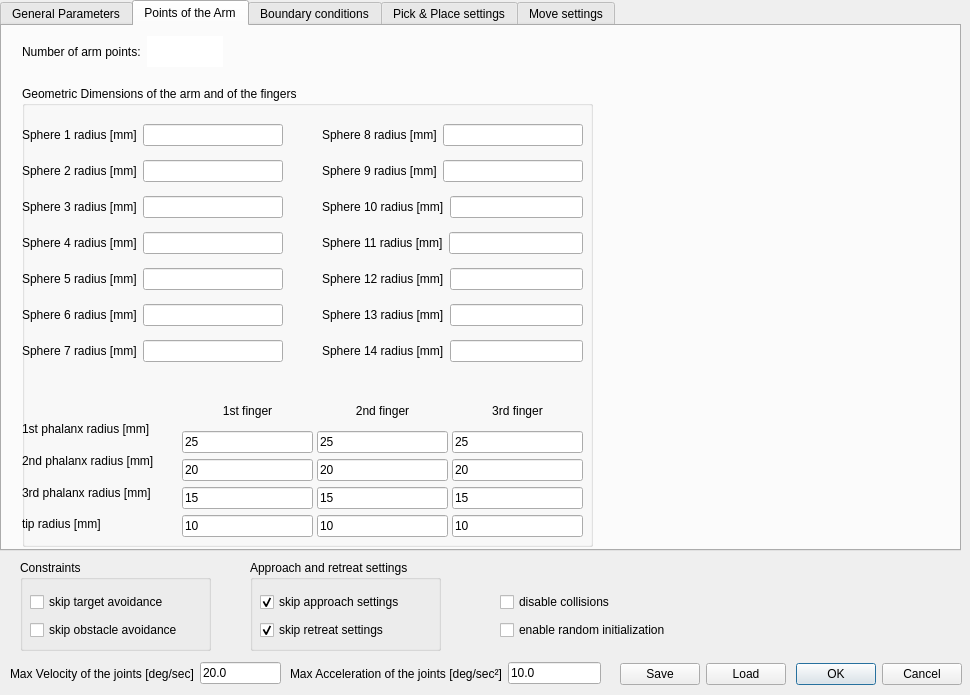
Before: the Qt Designer form ui/toldialoghump.ui in JoaoQPereira/motion_manager, drawn with Qt 5.
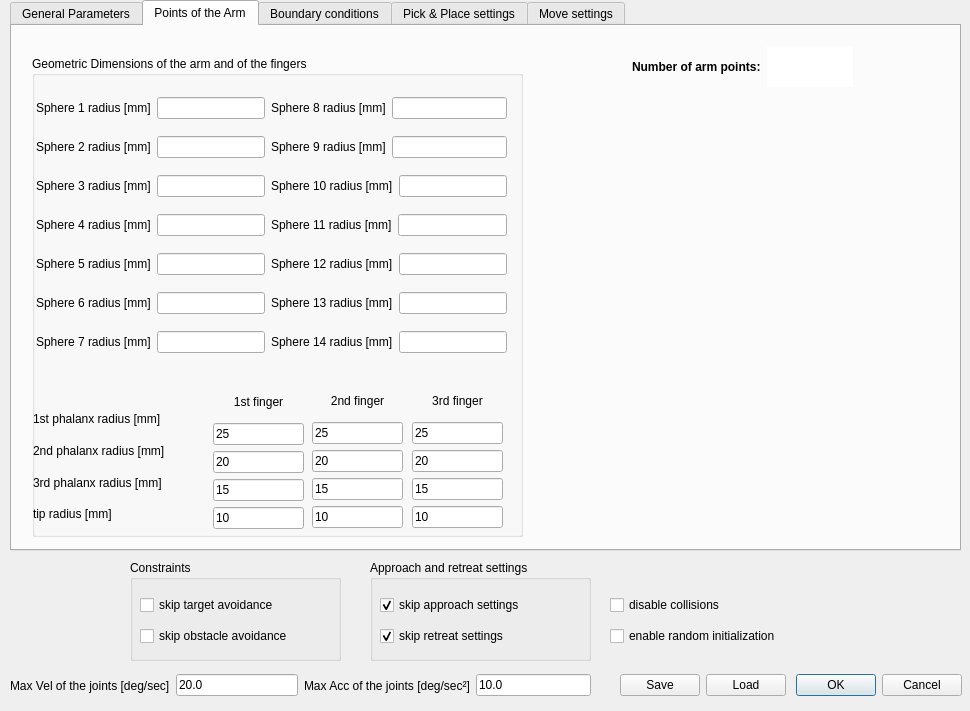
After: the same form once the commit is applied. The open tabs and pages were chosen to show the change.

Commit message: Bug fixed in Append button and joints values display

```diff
--- a/ui/toldialoghump.ui
+++ b/ui/toldialoghump.ui
@@ -7,45 +7,19 @@
     <x>0</x>
     <y>0</y>
     <width>970</width>
-    <height>695</height>
+    <height>711</height>
    </rect>
   </property>
   <property name="windowTitle">
    <string>Human-like Upper-limbs Motion Planner parameters</string>
   </property>
-  <widget class="QWidget" name="layoutWidget_max_vel">
-   <property name="geometry">
-    <rect>
-     <x>10</x>
-     <y>660</y>
-     <width>271</width>
-     <height>27</height>
-    </rect>
-   </property>
-   <layout class="QHBoxLayout" name="horizontalLayout_13">
-    <item>
-     <widget class="QLabel" name="label_41">
-      <property name="text">
-       <string>Max Velocity of the joints [deg/sec]</string>
-      </property>
-     </widget>
-    </item>
-    <item>
-     <widget class="QLineEdit" name="lineEdit_w_max">
-      <property name="text">
-       <string>20.0</string>
-      </property>
-     </widget>
-    </item>
-   </layout>
-  </widget>
   <widget class="QGroupBox" name="groupBox_constraints">
    <property name="geometry">
     <rect>
-     <x>20</x>
+     <x>130</x>
      <y>560</y>
-     <width>191</width>
-     <height>91</height>
+     <width>211</width>
+     <height>101</height>
     </rect>
    </property>
    <property name="title">
@@ -56,8 +30,8 @@
      <rect>
       <x>10</x>
       <y>30</y>
-      <width>171</width>
-      <height>52</height>
+      <width>187</width>
+      <height>61</height>
      </rect>
     </property>
     <layout class="QVBoxLayout" name="verticalLayout_16">
@@ -81,9 +55,9 @@
   <widget class="QTabWidget" name="tabWidget">
    <property name="geometry">
     <rect>
-     <x>0</x>
+     <x>10</x>
      <y>0</y>
-     <width>961</width>
+     <width>951</width>
      <height>551</height>
     </rect>
    </property>
@@ -887,134 +861,24 @@
      <property name="geometry">
       <rect>
        <x>20</x>
-       <y>60</y>
-       <width>571</width>
-       <height>461</height>
+       <y>30</y>
+       <width>491</width>
+       <height>481</height>
       </rect>
      </property>
      <property name="title">
       <string>Geometric Dimensions of the arm and of the fingers</string>
      </property>
-     <widget class="QWidget" name="layoutWidget_6">
+     <widget class="QWidget" name="">
       <property name="geometry">
        <rect>
-        <x>300</x>
-        <y>30</y>
-        <width>261</width>
-        <height>261</height>
+        <x>181</x>
+        <y>330</y>
+        <width>91</width>
+        <height>143</height>
        </rect>
       </property>
-      <layout class="QVBoxLayout" name="verticalLayout_43">
-       <item>
-        <layout class="QHBoxLayout" name="horizontalLayout_69">
-         <item>
-          <widget class="QLabel" name="label_108">
-           <property name="text">
-            <string>Sphere 8 radius [mm]</string>
-           </property>
-          </widget>
-         </item>
-         <item>
-          <widget class="QLineEdit" name="lineEdit_sphere8_r"/>
-         </item>
-        </layout>
-       </item>
-       <item>
-        <layout class="QHBoxLayout" name="horizontalLayout_70">
-         <item>
-          <widget class="QLabel" name="label_109">
-           <property name="text">
-            <string>Sphere 9 radius [mm]</string>
-           </property>
-          </widget>
-         </item>
-         <item>
-          <widget class="QLineEdit" name="lineEdit_sphere9_r"/>
-         </item>
-        </layout>
-       </item>
-       <item>
-        <layout class="QHBoxLayout" name="horizontalLayout_71">
-         <item>
-          <widget class="QLabel" name="label_110">
-           <property name="text">
-            <string>Sphere 10 radius [mm]</string>
-           </property>
-          </widget>
-         </item>
-         <item>
-          <widget class="QLineEdit" name="lineEdit_sphere10_r"/>
-         </item>
-        </layout>
-       </item>
-       <item>
-        <layout class="QHBoxLayout" name="horizontalLayout_72">
-         <item>
-          <widget class="QLabel" name="label_111">
-           <property name="text">
-            <string>Sphere 11 radius [mm]</string>
-           </property>
-          </widget>
-         </item>
-         <item>
-          <widget class="QLineEdit" name="lineEdit_sphere11_r"/>
-         </item>
-        </layout>
-       </item>
-       <item>
-        <layout class="QHBoxLayout" name="horizontalLayout_73">
-         <item>
-          <widget class="QLabel" name="label_112">
-           <property name="text">
-            <string>Sphere 12 radius [mm]</string>
-           </property>
-          </widget>
-         </item>
-         <item>
-          <widget class="QLineEdit" name="lineEdit_sphere12_r"/>
-         </item>
-        </layout>
-       </item>
-       <item>
-        <layout class="QHBoxLayout" name="horizontalLayout_74">
-         <item>
-          <widget class="QLabel" name="label_113">
-           <property name="text">
-            <string>Sphere 13 radius [mm]</string>
-           </property>
-          </widget>
-         </item>
-         <item>
-          <widget class="QLineEdit" name="lineEdit_sphere13_r"/>
-         </item>
-        </layout>
-       </item>
-       <item>
-        <layout class="QHBoxLayout" name="horizontalLayout_75">
-         <item>
-          <widget class="QLabel" name="label_114">
-           <property name="text">
-            <string>Sphere 14 radius [mm]</string>
-           </property>
-          </widget>
-         </item>
-         <item>
-          <widget class="QLineEdit" name="lineEdit_sphere14_r"/>
-         </item>
-        </layout>
-       </item>
-      </layout>
-     </widget>
-     <widget class="QWidget" name="layoutWidget_hand_9">
-      <property name="geometry">
-       <rect>
-        <x>160</x>
-        <y>310</y>
-        <width>131</width>
-        <height>141</height>
-       </rect>
-      </property>
-      <layout class="QVBoxLayout" name="verticalLayout_47">
+      <layout class="QVBoxLayout" name="verticalLayout">
        <item>
         <widget class="QLabel" name="label_121">
          <property name="text">
@@ -1055,66 +919,16 @@
        </item>
       </layout>
      </widget>
-     <widget class="QWidget" name="layoutWidget_hand_7">
+     <widget class="QWidget" name="">
       <property name="geometry">
        <rect>
-        <x>430</x>
-        <y>310</y>
-        <width>131</width>
-        <height>141</height>
+        <x>280</x>
+        <y>329</y>
+        <width>91</width>
+        <height>143</height>
        </rect>
       </property>
-      <layout class="QVBoxLayout" name="verticalLayout_44">
-       <item>
-        <widget class="QLabel" name="label_115">
-         <property name="text">
-          <string>3rd finger</string>
-         </property>
-         <property name="alignment">
-          <set>Qt::AlignCenter</set>
-         </property>
-        </widget>
-       </item>
-       <item>
-        <widget class="QLineEdit" name="lineEdit_hand_1_3">
-         <property name="text">
-          <string>25</string>
-         </property>
-        </widget>
-       </item>
-       <item>
-        <widget class="QLineEdit" name="lineEdit_hand_2_3">
-         <property name="text">
-          <string>20</string>
-         </property>
-        </widget>
-       </item>
-       <item>
-        <widget class="QLineEdit" name="lineEdit_hand_3_3">
-         <property name="text">
-          <string>15</string>
-         </property>
-        </widget>
-       </item>
-       <item>
-        <widget class="QLineEdit" name="lineEdit_hand_tip_3">
-         <property name="text">
-          <string>10</string>
-         </property>
-        </widget>
-       </item>
-      </layout>
-     </widget>
-     <widget class="QWidget" name="layoutWidget_hand_8">
-      <property name="geometry">
-       <rect>
-        <x>295</x>
-        <y>310</y>
-        <width>131</width>
-        <height>141</height>
-       </rect>
-      </property>
-      <layout class="QVBoxLayout" name="verticalLayout_46">
+      <layout class="QVBoxLayout" name="verticalLayout_2">
        <item>
         <widget class="QLabel" name="label_120">
          <property name="text">
@@ -1155,16 +969,66 @@
        </item>
       </layout>
      </widget>
-     <widget class="QWidget" name="layoutWidget_hand_radius_3">
+     <widget class="QWidget" name="">
       <property name="geometry">
        <rect>
-        <x>0</x>
-        <y>330</y>
-        <width>154</width>
+        <x>380</x>
+        <y>329</y>
+        <width>91</width>
+        <height>143</height>
+       </rect>
+      </property>
+      <layout class="QVBoxLayout" name="verticalLayout_3">
+       <item>
+        <widget class="QLabel" name="label_115">
+         <property name="text">
+          <string>3rd finger</string>
+         </property>
+         <property name="alignment">
+          <set>Qt::AlignCenter</set>
+         </property>
+        </widget>
+       </item>
+       <item>
+        <widget class="QLineEdit" name="lineEdit_hand_1_3">
+         <property name="text">
+          <string>25</string>
+         </property>
+        </widget>
+       </item>
+       <item>
+        <widget class="QLineEdit" name="lineEdit_hand_2_3">
+         <property name="text">
+          <string>20</string>
+         </property>
+        </widget>
+       </item>
+       <item>
+        <widget class="QLineEdit" name="lineEdit_hand_3_3">
+         <property name="text">
+          <string>15</string>
+         </property>
+        </widget>
+       </item>
+       <item>
+        <widget class="QLineEdit" name="lineEdit_hand_tip_3">
+         <property name="text">
+          <string>10</string>
+         </property>
+        </widget>
+       </item>
+      </layout>
+     </widget>
+     <widget class="QWidget" name="">
+      <property name="geometry">
+       <rect>
+        <x>1</x>
+        <y>350</y>
+        <width>169</width>
         <height>121</height>
        </rect>
       </property>
-      <layout class="QVBoxLayout" name="verticalLayout_45">
+      <layout class="QVBoxLayout" name="verticalLayout_4">
        <item>
         <widget class="QLabel" name="label_116">
          <property name="text">
@@ -1195,111 +1059,217 @@
        </item>
       </layout>
      </widget>
-     <widget class="QWidget" name="layoutWidget">
+     <widget class="QWidget" name="">
       <property name="geometry">
        <rect>
-        <x>0</x>
+        <x>4</x>
         <y>30</y>
-        <width>261</width>
-        <height>261</height>
+        <width>471</width>
+        <height>281</height>
        </rect>
       </property>
-      <layout class="QVBoxLayout" name="verticalLayout_42">
+      <layout class="QHBoxLayout" name="horizontalLayout_39">
        <item>
-        <layout class="QHBoxLayout" name="horizontalLayout_38">
+        <layout class="QVBoxLayout" name="verticalLayout_29">
          <item>
-          <widget class="QLabel" name="label_95">
-           <property name="text">
-            <string>Sphere 1 radius [mm]</string>
-           </property>
-          </widget>
+          <layout class="QHBoxLayout" name="horizontalLayout_13">
+           <item>
+            <widget class="QLabel" name="label_95">
+             <property name="text">
+              <string>Sphere 1 radius [mm]</string>
+             </property>
+            </widget>
+           </item>
+           <item>
+            <widget class="QLineEdit" name="lineEdit_sphere1_r"/>
+           </item>
+          </layout>
          </item>
          <item>
-          <widget class="QLineEdit" name="lineEdit_sphere1_r"/>
+          <layout class="QHBoxLayout" name="horizontalLayout_22">
+           <item>
+            <widget class="QLabel" name="label_96">
+             <property name="text">
+              <string>Sphere 2 radius [mm]</string>
+             </property>
+            </widget>
+           </item>
+           <item>
+            <widget class="QLineEdit" name="lineEdit_sphere2_r"/>
+           </item>
+          </layout>
          </item>
-        </layout>
-       </item>
-       <item>
-        <layout class="QHBoxLayout" name="horizontalLayout_39">
          <item>
-          <widget class="QLabel" name="label_96">
-           <property name="text">
-            <string>Sphere 2 radius [mm]</string>
-           </property>
-          </widget>
+          <layout class="QHBoxLayout" name="horizontalLayout_23">
+           <item>
+            <widget class="QLabel" name="label_103">
+             <property name="text">
+              <string>Sphere 3 radius [mm]</string>
+             </property>
+            </widget>
+           </item>
+           <item>
+            <widget class="QLineEdit" name="lineEdit_sphere3_r"/>
+           </item>
+          </layout>
          </item>
          <item>
-          <widget class="QLineEdit" name="lineEdit_sphere2_r"/>
+          <layout class="QHBoxLayout" name="horizontalLayout_24">
+           <item>
+            <widget class="QLabel" name="label_104">
+             <property name="text">
+              <string>Sphere 4 radius [mm]</string>
+             </property>
+            </widget>
+           </item>
+           <item>
+            <widget class="QLineEdit" name="lineEdit_sphere4_r"/>
+           </item>
+          </layout>
          </item>
-        </layout>
-       </item>
-       <item>
-        <layout class="QHBoxLayout" name="horizontalLayout_40">
          <item>
-          <widget class="QLabel" name="label_103">
-           <property name="text">
-            <string>Sphere 3 radius [mm]</string>
-           </property>
-          </widget>
+          <layout class="QHBoxLayout" name="horizontalLayout_35">
+           <item>
+            <widget class="QLabel" name="label_105">
+             <property name="text">
+              <string>Sphere 5 radius [mm]</string>
+             </property>
+            </widget>
+           </item>
+           <item>
+            <widget class="QLineEdit" name="lineEdit_sphere5_r"/>
+           </item>
+          </layout>
          </item>
          <item>
-          <widget class="QLineEdit" name="lineEdit_sphere3_r"/>
+          <layout class="QHBoxLayout" name="horizontalLayout_36">
+           <item>
+            <widget class="QLabel" name="label_106">
+             <property name="text">
+              <string>Sphere 6 radius [mm]</string>
+             </property>
+            </widget>
+           </item>
+           <item>
+            <widget class="QLineEdit" name="lineEdit_sphere6_r"/>
+           </item>
+          </layout>
          </item>
-        </layout>
-       </item>
-       <item>
-        <layout class="QHBoxLayout" name="horizontalLayout_65">
          <item>
-          <widget class="QLabel" name="label_104">
-           <property name="text">
-            <string>Sphere 4 radius [mm]</string>
-           </property>
-          </widget>
+          <layout class="QHBoxLayout" name="horizontalLayout_38">
+           <item>
+            <widget class="QLabel" name="label_107">
+             <property name="text">
+              <string>Sphere 7 radius [mm]</string>
+             </property>
+            </widget>
+           </item>
+           <item>
+            <widget class="QLineEdit" name="lineEdit_sphere7_r"/>
+           </item>
+          </layout>
          </item>
-         <item>
-          <widget class="QLineEdit" name="lineEdit_sphere4_r"/>
-         </item>
         </layout>
        </item>
        <item>
-        <layout class="QHBoxLayout" name="horizontalLayout_66">
+        <layout class="QVBoxLayout" name="verticalLayout_43">
          <item>
-          <widget class="QLabel" name="label_105">
-           <property name="text">
-            <string>Sphere 5 radius [mm]</string>
-           </property>
-          </widget>
+          <layout class="QHBoxLayout" name="horizontalLayout_69">
+           <item>
+            <widget class="QLabel" name="label_108">
+             <property name="text">
+              <string>Sphere 8 radius [mm]</string>
+             </property>
+            </widget>
+           </item>
+           <item>
+            <widget class="QLineEdit" name="lineEdit_sphere8_r"/>
+           </item>
+          </layout>
          </item>
          <item>
-          <widget class="QLineEdit" name="lineEdit_sphere5_r"/>
+          <layout class="QHBoxLayout" name="horizontalLayout_70">
+           <item>
+            <widget class="QLabel" name="label_109">
+             <property name="text">
+              <string>Sphere 9 radius [mm]</string>
+             </property>
+            </widget>
+           </item>
+           <item>
+            <widget class="QLineEdit" name="lineEdit_sphere9_r"/>
+           </item>
+          </layout>
          </item>
-        </layout>
-       </item>
-       <item>
-        <layout class="QHBoxLayout" name="horizontalLayout_67">
          <item>
-          <widget class="QLabel" name="label_106">
-           <property name="text">
-            <string>Sphere 6 radius [mm]</string>
-           </property>
-          </widget>
+          <layout class="QHBoxLayout" name="horizontalLayout_71">
+           <item>
+            <widget class="QLabel" name="label_110">
+             <property name="text">
+              <string>Sphere 10 radius [mm]</string>
+             </property>
+            </widget>
+           </item>
+           <item>
+            <widget class="QLineEdit" name="lineEdit_sphere10_r"/>
+           </item>
+          </layout>
          </item>
          <item>
-          <widget class="QLineEdit" name="lineEdit_sphere6_r"/>
+          <layout class="QHBoxLayout" name="horizontalLayout_72">
+           <item>
+            <widget class="QLabel" name="label_111">
+             <property name="text">
+              <string>Sphere 11 radius [mm]</string>
+             </property>
+            </widget>
+           </item>
+           <item>
+            <widget class="QLineEdit" name="lineEdit_sphere11_r"/>
+           </item>
+          </layout>
          </item>
-        </layout>
-       </item>
-       <item>
-        <layout class="QHBoxLayout" name="horizontalLayout_68">
          <item>
-          <widget class="QLabel" name="label_107">
-           <property name="text">
-            <string>Sphere 7 radius [mm]</string>
-           </property>
-          </widget>
+          <layout class="QHBoxLayout" name="horizontalLayout_73">
+           <item>
+            <widget class="QLabel" name="label_112">
+             <property name="text">
+              <string>Sphere 12 radius [mm]</string>
+             </property>
+            </widget>
+           </item>
+           <item>
+            <widget class="QLineEdit" name="lineEdit_sphere12_r"/>
+           </item>
+          </layout>
          </item>
          <item>
-          <widget class="QLineEdit" name="lineEdit_sphere7_r"/>
+          <layout class="QHBoxLayout" name="horizontalLayout_74">
+           <item>
+            <widget class="QLabel" name="label_113">
+             <property name="text">
+              <string>Sphere 13 radius [mm]</string>
+             </property>
+            </widget>
+           </item>
+           <item>
+            <widget class="QLineEdit" name="lineEdit_sphere13_r"/>
+           </item>
+          </layout>
+         </item>
+         <item>
+          <layout class="QHBoxLayout" name="horizontalLayout_75">
+           <item>
+            <widget class="QLabel" name="label_114">
+             <property name="text">
+              <string>Sphere 14 radius [mm]</string>
+             </property>
+            </widget>
+           </item>
+           <item>
+            <widget class="QLineEdit" name="lineEdit_sphere14_r"/>
+           </item>
+          </layout>
          </item>
         </layout>
        </item>
@@ -1309,10 +1279,10 @@
     <widget class="QWidget" name="layoutWidget">
      <property name="geometry">
       <rect>
-       <x>20</x>
-       <y>10</y>
-       <width>201</width>
-       <height>31</height>
+       <x>620</x>
+       <y>20</y>
+       <width>221</width>
+       <height>41</height>
       </rect>
      </property>
      <layout class="QHBoxLayout" name="horizontalLayout_37">
@@ -1321,6 +1291,12 @@
       </property>
       <item>
        <widget class="QLabel" name="label_94">
+        <property name="font">
+         <font>
+          <weight>75</weight>
+          <bold>true</bold>
+         </font>
+        </property>
         <property name="text">
          <string>Number of arm points:</string>
         </property>
@@ -1328,6 +1304,12 @@
       </item>
       <item>
        <widget class="QLabel" name="label_points_arm">
+        <property name="font">
+         <font>
+          <weight>75</weight>
+          <bold>true</bold>
+         </font>
+        </property>
         <property name="styleSheet">
          <string notr="true">background-color: rgb(255, 255, 255);</string>
         </property>
@@ -3465,22 +3447,22 @@
   <widget class="QGroupBox" name="groupBox_constraints_2">
    <property name="geometry">
     <rect>
-     <x>250</x>
+     <x>370</x>
      <y>560</y>
-     <width>191</width>
-     <height>91</height>
+     <width>221</width>
+     <height>101</height>
     </rect>
    </property>
    <property name="title">
     <string>Approach and retreat settings</string>
    </property>
-   <widget class="QWidget" name="layoutWidget_5">
+   <widget class="QWidget" name="">
     <property name="geometry">
      <rect>
       <x>10</x>
       <y>30</y>
-      <width>171</width>
-      <height>52</height>
+      <width>180</width>
+      <height>61</height>
      </rect>
     </property>
     <layout class="QVBoxLayout" name="verticalLayout_26">
@@ -3513,7 +3495,7 @@
      <x>620</x>
      <y>660</y>
      <width>342</width>
-     <height>28</height>
+     <height>51</height>
     </rect>
    </property>
    <layout class="QHBoxLayout" name="horizontalLayout_3">
@@ -3547,13 +3529,83 @@
     </item>
    </layout>
   </widget>
-  <widget class="QWidget" name="layoutWidget">
+  <widget class="QWidget" name="">
    <property name="geometry">
     <rect>
-     <x>500</x>
+     <x>10</x>
+     <y>660</y>
+     <width>581</width>
+     <height>51</height>
+    </rect>
+   </property>
+   <layout class="QHBoxLayout" name="horizontalLayout_5">
+    <item>
+     <layout class="QHBoxLayout" name="horizontalLayout">
+      <item>
+       <widget class="QLabel" name="label_41">
+        <property name="text">
+         <string>Max Vel of the joints [deg/sec]</string>
+        </property>
+       </widget>
+      </item>
+      <item>
+       <widget class="QLineEdit" name="lineEdit_w_max">
+        <property name="text">
+         <string>20.0</string>
+        </property>
+       </widget>
+      </item>
+     </layout>
+    </item>
+    <item>
+     <layout class="QHBoxLayout" name="horizontalLayout_2">
+      <item>
+       <widget class="QLabel" name="label_42">
+        <property name="text">
+         <string>Max Acc of the joints [deg/sec²]</string>
+        </property>
+       </widget>
+      </item>
+      <item>
+       <widget class="QLineEdit" name="lineEdit_alpha_max">
+        <property name="text">
+         <string>10.0</string>
+        </property>
+       </widget>
+      </item>
+     </layout>
+    </item>
+   </layout>
+  </widget>
+  <widget class="QWidget" name="">
+   <property name="geometry">
+    <rect>
+     <x>0</x>
+     <y>0</y>
+     <width>2</width>
+     <height>2</height>
+    </rect>
+   </property>
+   <layout class="QVBoxLayout" name="verticalLayout_8"/>
+  </widget>
+  <widget class="QWidget" name="">
+   <property name="geometry">
+    <rect>
+     <x>0</x>
+     <y>0</y>
+     <width>2</width>
+     <height>2</height>
+    </rect>
+   </property>
+   <layout class="QHBoxLayout" name="horizontalLayout_8"/>
+  </widget>
+  <widget class="QWidget" name="">
+   <property name="geometry">
+    <rect>
+     <x>610</x>
      <y>590</y>
-     <width>192</width>
-     <height>52</height>
+     <width>221</width>
+     <height>61</height>
     </rect>
    </property>
    <layout class="QVBoxLayout" name="verticalLayout_27">
@@ -3579,32 +3631,6 @@
     </item>
    </layout>
   </widget>
-  <widget class="QWidget" name="layoutWidget_max_vel_2">
-   <property name="geometry">
-    <rect>
-     <x>290</x>
-     <y>660</y>
-     <width>311</width>
-     <height>27</height>
-    </rect>
-   </property>
-   <layout class="QHBoxLayout" name="horizontalLayout_22">
-    <item>
-     <widget class="QLabel" name="label_42">
-      <property name="text">
-       <string>Max Acceleration of the joints [deg/sec²]</string>
-      </property>
-     </widget>
-    </item>
-    <item>
-     <widget class="QLineEdit" name="lineEdit_alpha_max">
-      <property name="text">
-       <string>10.0</string>
-      </property>
-     </widget>
-    </item>
-   </layout>
-  </widget>
   <zorder>layoutWidget</zorder>
   <zorder>layoutWidget</zorder>
   <zorder>layoutWidget_max_vel</zorder>
```
Left out of the diff: 228 changed lines with no effect on the pictures. The commit also changes 28 other files.
